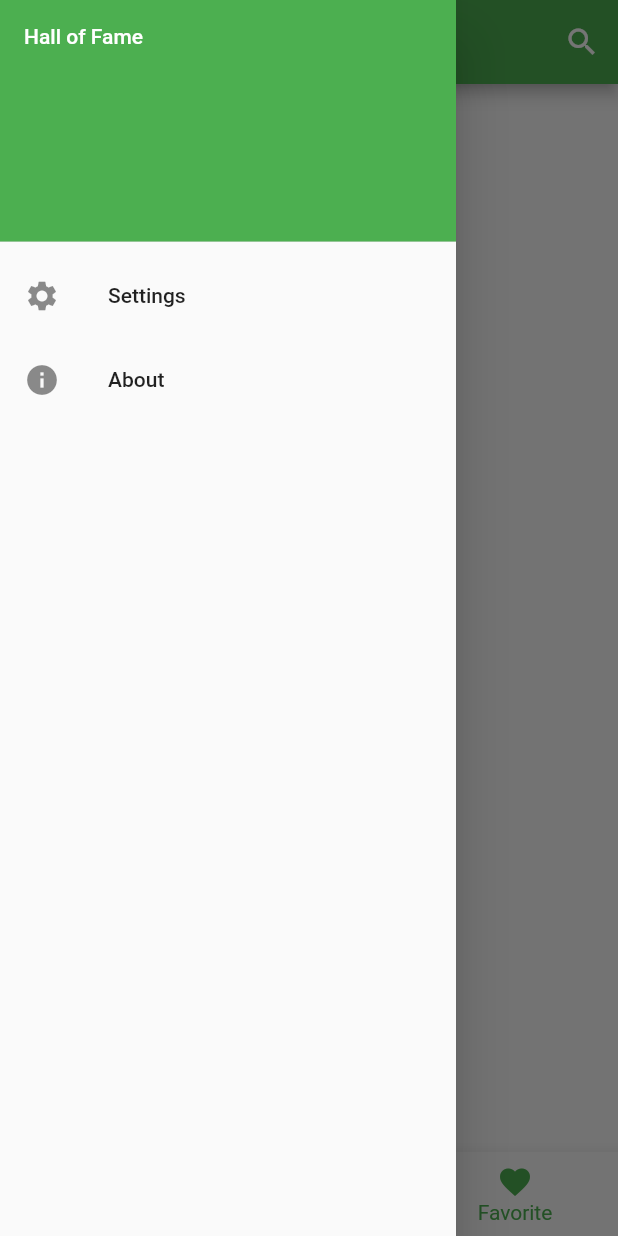
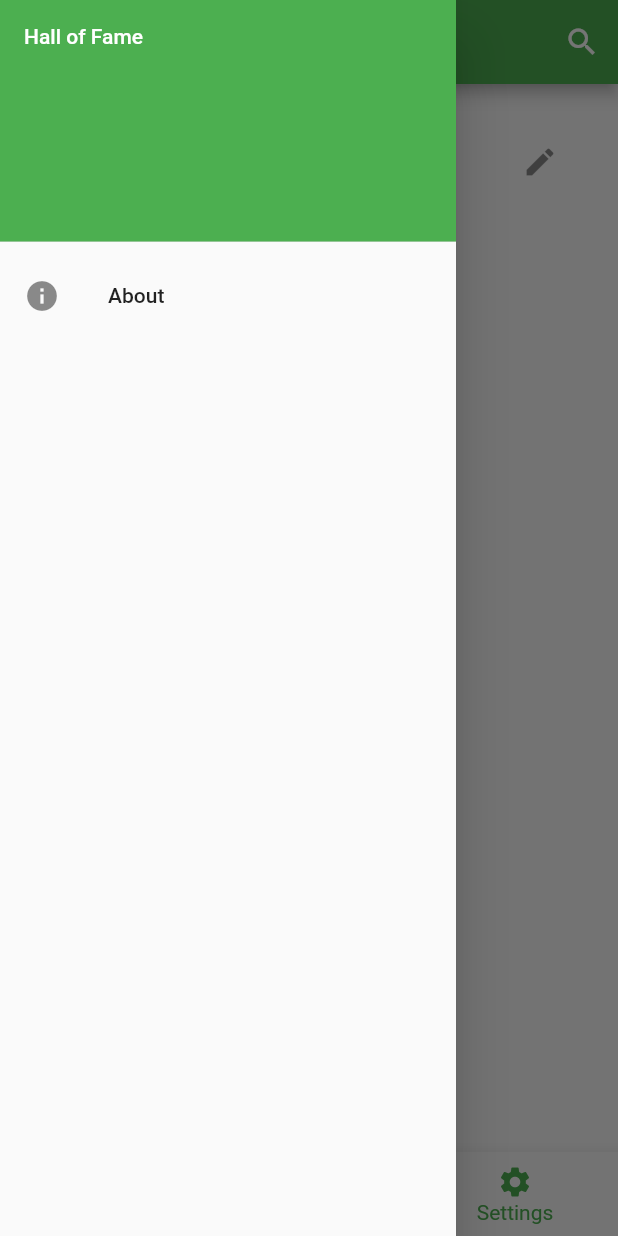
Before and after one commit to hall-of-fame/hof-flutter, a Flutter app: the screen it shows after launch, item 3 of the bottom bar chosen, with the side drawer open, on a phone screen of 412 x 824 dp. Run offline on Flutter 3.47's test engine with Material 2 defaults, Android fonts, the phone set to English and light mode, and no system bars; our stand-ins replace cached_network_image, share_plus, shared_preferences; network calls fail.

Commit message:
feat: replace `Favorite` screen with `Settings`

```diff
--- a/lib/view/home.dart
+++ b/lib/view/home.dart
@@ -3,9 +3,8 @@ import 'package:provider/provider.dart';
 
 import 'screens/category.dart';
 import 'screens/ranking.dart';
-import 'screens/favorite.dart';
 
-import 'pages/settings.dart';
+import 'screens/settings.dart';
 import 'pages/about.dart';
 import 'pages/search.dart';
 
@@ -46,7 +45,7 @@ class _HomePageState extends State<HomePage> {
         children: <Widget>[
           WrappedScreen(CategoryScreen()),
           WrappedScreen(RankingScreen()),
-          FavoriteScreen(),
+          SettingsScreen(),
         ],
         controller: _pageController,
         onPageChanged: (index) => setState(() => _pageIndex = index),
@@ -69,14 +68,6 @@ class SideDrawer extends StatelessWidget {
             child: Text(
               "Hall of Fame",
               style: TextStyle(color: Colors.white),
-            ),
-          ),
-          ListTile(
-            leading: Icon(Icons.settings),
-            title: Text("Settings"),
-            onTap: () => Navigator.push(
-              context,
-              MaterialPageRoute(builder: (context) => SettingsScreen()),
             ),
           ),
           ListTile(
@@ -111,8 +102,8 @@ class BottomNavigator extends StatelessWidget {
           label: "Ranking",
         ),
         BottomNavigationBarItem(
-          icon: Icon(Icons.favorite),
-          label: "Favorite",
+          icon: Icon(Icons.settings),
+          label: "Settings",
         ),
       ],
       onTap: (int index) => switchTab(index),
--- a/lib/view/screens/favorite.dart
+++ /dev/null
@@ -1,15 +0,0 @@
-import 'package:flutter/material.dart';
-
-class FavoriteScreen extends StatefulWidget {
-  _FavoriteScreenState createState() => _FavoriteScreenState();
-}
-
-class _FavoriteScreenState extends State<FavoriteScreen>
-    with AutomaticKeepAliveClientMixin {
-  bool get wantKeepAlive => true;
-
-  Widget build(BuildContext context) {
-    super.build(context);
-    return Center(child: Text("Favorite"));
-  }
-}
--- a/lib/view/pages/settings.dart
+++ b/lib/view/screens/settings.dart
@@ -48,9 +48,7 @@ class _SettingsScreenState extends State<SettingsScreen> {
   }
 
   Widget build(BuildContext context) {
-    return Scaffold(
-      appBar: AppBar(title: Text("Settings")),
-      body: Container(
+    return Container(
       padding: EdgeInsets.all(24.0),
       child: ListTile(
         title: Text("Password"),
@@ -61,7 +59,6 @@ class _SettingsScreenState extends State<SettingsScreen> {
           builder: _passwordDialog,
         ),
       ),
-      ),
     );
   }
 }
```
Lines whose indentation alone changed are shown as unchanged.
